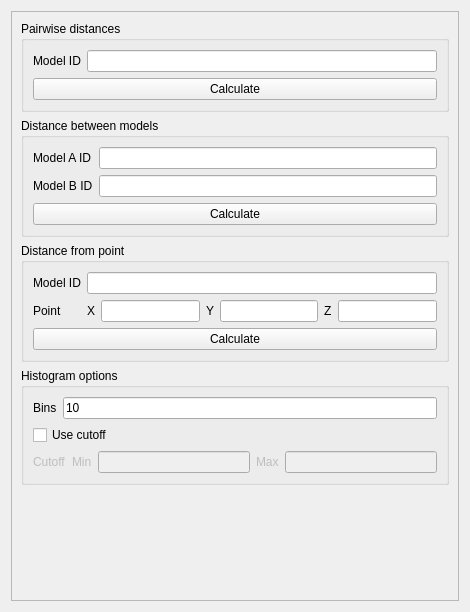
Before: the Qt Designer form src/distances.ui in TheWizier/Genome-Tools-for-ChimeraX, drawn with Qt 5.
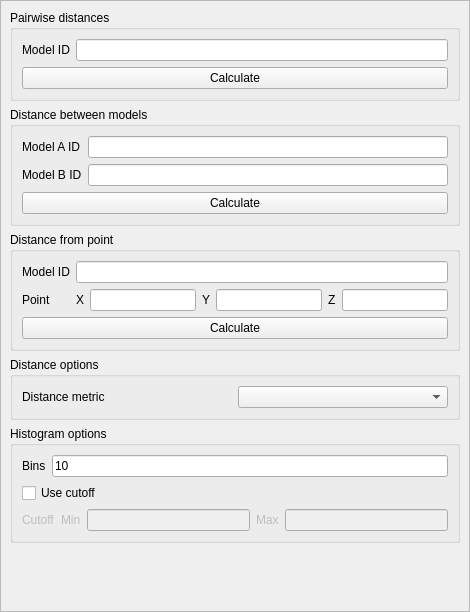
After: the same form once the commit is applied.

Commit message: Distance tool finished

Diff of the .ui file:
```diff
--- a/src/distances.ui
+++ b/src/distances.ui
@@ -14,6 +14,18 @@
    <string>Form</string>
   </property>
   <layout class="QVBoxLayout" name="verticalLayout_5">
+   <property name="leftMargin">
+    <number>0</number>
+   </property>
+   <property name="topMargin">
+    <number>0</number>
+   </property>
+   <property name="rightMargin">
+    <number>0</number>
+   </property>
+   <property name="bottomMargin">
+    <number>0</number>
+   </property>
    <item>
     <widget class="QScrollArea" name="scrollArea">
      <property name="widgetResizable">
@@ -24,8 +36,8 @@
        <rect>
         <x>0</x>
         <y>0</y>
-        <width>450</width>
-        <height>592</height>
+        <width>468</width>
+        <height>610</height>
        </rect>
       </property>
       <layout class="QVBoxLayout" name="verticalLayout_4">
@@ -170,6 +182,29 @@
          </layout>
         </widget>
        </item>
+       <item>
+        <widget class="QGroupBox" name="groupBox_5">
+         <property name="title">
+          <string>Distance options</string>
+         </property>
+         <layout class="QVBoxLayout" name="verticalLayout_7">
+          <item>
+           <layout class="QGridLayout" name="gridLayout_5">
+            <item row="0" column="0">
+             <widget class="QLabel" name="label_13">
+              <property name="text">
+               <string>Distance metric</string>
+              </property>
+             </widget>
+            </item>
+            <item row="0" column="1">
+             <widget class="QComboBox" name="metricComboBox"/>
+            </item>
+           </layout>
+          </item>
+         </layout>
+        </widget>
+       </item>
        <item>
         <widget class="QGroupBox" name="groupBox_4">
          <property name="title">
```
The commit also changes 17 other files.
